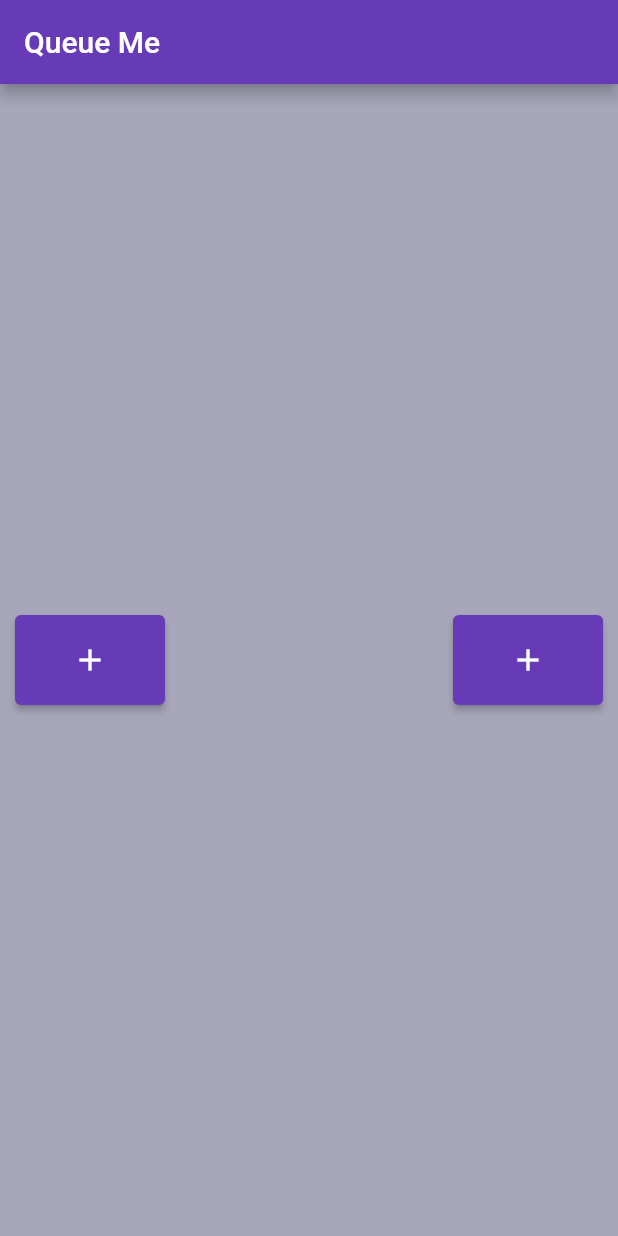
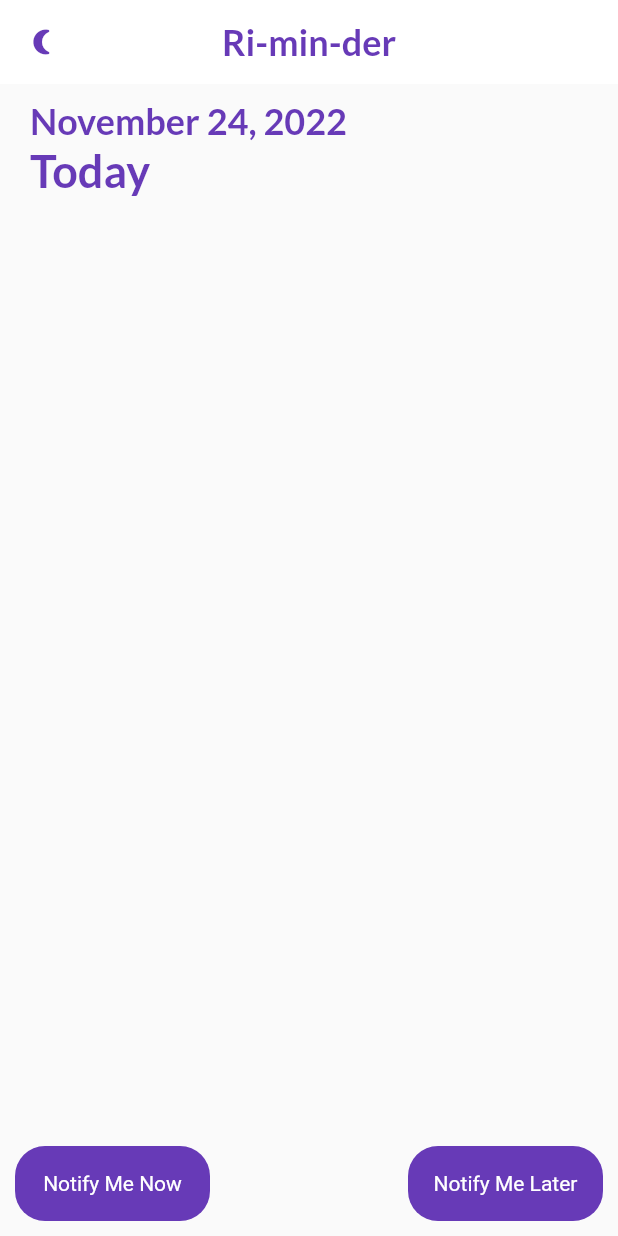
Before and after one commit to 4ntonio-lu/Junior-Project, a Flutter app: the screen it shows after launch, on a phone screen of 412 x 824 dp. Run offline on Flutter 3.47's test engine with Material 2 defaults, Android fonts, the phone set to English and light mode, and no system bars; our stand-ins replace awesome_notifications, get, get_storage, google_fonts.

Commit message:
themes & UI
added switchable light/dark purple themes.  Redesigned UI. refactored main class, split off home page for readability.

```diff
--- /dev/null
+++ b/lib/button.dart
@@ -0,0 +1,31 @@
+import 'package:flutter/material.dart';
+
+class MyButton extends StatelessWidget {
+  final String label;
+  final Function()? onTap;
+  const MyButton({Key? key, required this.label, required this.onTap}) : super(key: key);
+
+  @override
+  Widget build(BuildContext context) {
+    return GestureDetector(
+      onTap: onTap,
+      child: Container(
+          width: 150,
+          height: 60,
+          decoration: BoxDecoration(
+              borderRadius: BorderRadius.circular(20),
+              color: Colors.deepPurple
+          ),
+          child: Center(
+            child: Text(
+              label,
+              textAlign: TextAlign.center,
+              style: TextStyle(
+                color: Colors.white,
+              ),
+            ),
+          )
+      ),
+    );
+  }
+}
--- a/lib/main.dart
+++ b/lib/main.dart
@@ -1,14 +1,20 @@
 import 'package:awesome_notifications/awesome_notifications.dart';
+import 'package:get/get_navigation/src/root/get_material_app.dart';
+import 'package:junior_project_three/my_home_page.dart';
+import 'package:get_storage/get_storage.dart';
+import 'package:junior_project_three/theme.dart';
+import 'package:junior_project_three/theme_services.dart';
 import 'package:path_provider/path_provider.dart';
 import 'package:flutter/material.dart';
-import 'notifications.dart';
 import 'dart:convert';
 import 'dart:async';
 import 'dart:io';
-import 'package:junior_project_three/utilities.dart';
 
 
 void main() async {
+  WidgetsFlutterBinding.ensureInitialized();
+  await GetStorage.init();
+
   AwesomeNotifications().initialize(null, [
     NotificationChannel(
       channelKey: 'basic_channel',
@@ -132,149 +138,13 @@ class MyApp extends StatelessWidget {
   // This widget is the root of your application.
   @override
   Widget build(BuildContext context) {
-    return MaterialApp(
+    return GetMaterialApp(
+      debugShowCheckedModeBanner: false,
       title: 'Project Demo',
-      theme: ThemeData(
-        // This is the theme of your application.
-        //
-        // Try running your application with "flutter run". You'll see the
-        // application has a blue toolbar. Then, without quitting the app, try
-        // changing the primarySwatch below to Colors.green and then invoke
-        // "hot reload" (press "r" in the console where you ran "flutter run",
-        // or simply save your changes to "hot reload" in a Flutter IDE).
-        // Notice that the counter didn't reset back to zero; the application
-        // is not restarted.
-        //scaffoldBackgroundColor: Colors.deepPurpleAccent,
-
-
-        scaffoldBackgroundColor: const Color(0xFFa7a6ba),
-       // primaryColor: Colors.yellow[700],
-
-        primarySwatch: Colors.deepPurple,
-      ),
-      home: const MyHomePage(title: 'Queue Me'),
-
+      theme: Themes.light,
+      darkTheme: Themes.dark,
+      themeMode: ThemeServices().theme,
+      home: const MyHomePage(title: 'Ri-min-der'),
     );
   }
 }
-
-class MyHomePage extends StatefulWidget {
-  const MyHomePage({super.key, required this.title});
-
-  // This widget is the home page of your application. It is stateful, meaning
-  // that it has a State object (defined below) that contains fields that affect
-  // how it looks.
-
-  // This class is the configuration for the state. It holds the values (in this
-  // case the title) provided by the parent (in this case the App widget) and
-  // used by the build method of the State. Fields in a Widget subclass are
-  // always marked "final".
-
-  final String title;
-
-  @override
-  State<MyHomePage> createState() => _MyHomePageState();
-}
-
-class _MyHomePageState extends State<MyHomePage> {
-  int _counter = 0;
-
-  void _incrementCounter() {
-    setState(() {
-      // This call to setState tells the Flutter framework that something has
-      // changed in this State, which causes it to rerun the build method below
-      // so that the display can reflect the updated values. If we changed
-      // _counter without calling setState(), then the build method would not be
-      // called again, and so nothing would appear to happen.
-      _counter++;
-    });
-  }
-
-  @override
-  @override
-  void initState() {
-    super.initState();
-    AwesomeNotifications().isNotificationAllowed().then((isAllowed) {
-      if (!isAllowed) {
-        showDialog(
-            context: context,
-            builder: (context) => AlertDialog(
-                title: const Text('Allow Notifications'),
-                content: const Text('Our app would like to send notifications.'),
-                actions: [
-                  TextButton(
-                    onPressed: () {
-                      Navigator.pop(context);
-                    },
-                    child: const Text(
-                      'Don\'t allow',
-                      style: TextStyle(
-                        color: Colors.amber,
-                        fontSize: 18,
-                      ),
-                    ),
-                  ),
-                  TextButton(
-                      onPressed: () => AwesomeNotifications()
-                          .requestPermissionToSendNotifications()
-                          .then((_) => Navigator.pop(context)),
-                      child: const Text('Allow',
-                          style: TextStyle(
-                            color: Colors.teal,
-                            fontSize: 18,
-                            fontWeight: FontWeight.bold,
-                          )))
-                ]
-            )
-        );
-      }
-    }
-    );
-  }
-
-  @override
-  Widget build(BuildContext context) {
-    // TODO: implement build
-    return Scaffold(
-        appBar: AppBar(
-          title: Text(widget.title),
-        ),
-        body: Center(
-
-          child: Row(
-            mainAxisAlignment: MainAxisAlignment.spaceBetween,
-            children: [
-
-              SizedBox(width: 120, height: 80,
-              child: Container(margin: const EdgeInsets.all(10),
-                child: ElevatedButton(
-                    onPressed: createNotification,
-                    // tooltip: 'Notify',
-                    child: Icon(Icons.add)
-                ),
-              ),
-              ),
-
-              SizedBox(width: 120, height: 80,
-              child: Container(margin: const EdgeInsets.all(10),
-                child: ElevatedButton(
-                  onPressed: () async {
-                    NotificationWeekAndTime? pickedSchedule =
-                    await pickSchedule(context);
-
-                    if (pickedSchedule != null) {
-                      createReminderNotification(pickedSchedule);
-                    }
-                  },  child: Icon(Icons.add),
-
-                ),
-              )
-              ),
-
-
-             ],
-          ),
-       ),
-    );
-  }
-}
--- /dev/null
+++ b/lib/my_home_page.dart
@@ -0,0 +1,154 @@
+import 'package:awesome_notifications/awesome_notifications.dart';
+import 'package:flutter/material.dart';
+import 'package:get/get.dart';
+import 'package:intl/intl.dart';
+import 'package:junior_project_three/button.dart';
+import 'package:junior_project_three/theme.dart';
+import 'package:junior_project_three/theme_services.dart';
+import 'package:junior_project_three/utilities.dart';
+import 'notifications.dart';
+
+class MyHomePage extends StatefulWidget{
+  const MyHomePage({super.key, required this.title});
+  final String title;
+
+  @override
+  State<MyHomePage> createState() => _MyHomePageState();
+}
+
+class _MyHomePageState extends State<MyHomePage> {
+  int _counter = 0;
+
+  void _incrementCounter() {
+    setState(() {
+      _counter++;
+    });
+  }
+
+  @override
+  void initState() {
+    super.initState();
+
+    AwesomeNotifications().isNotificationAllowed().then((isAllowed) {
+      if (!isAllowed) {
+        showDialog(
+            context: context,
+            builder: (context) => AlertDialog(
+                title: const Text('Allow Notifications'),
+                content: const Text('Our app would like to send notifications.'),
+                actions: [
+                  TextButton(
+                    onPressed: () {
+                      Navigator.pop(context);
+                    },
+                    child: const Text(
+                      'Don\'t allow',
+                      style: TextStyle(
+                        color: Colors.amber,
+                        fontSize: 18,
+                      ),
+                    ),
+                  ),
+                  TextButton(
+                      onPressed: () => AwesomeNotifications()
+                          .requestPermissionToSendNotifications()
+                          .then((_) => Navigator.pop(context)),
+                      child: const Text('Allow',
+                          style: TextStyle(
+                            color: Colors.teal,
+                            fontSize: 18,
+                            fontWeight: FontWeight.bold,
+                          )))
+                ]
+            )
+        );
+      }
+    }
+    );
+  }
+
+  @override
+  Widget build(BuildContext context) {
+    // TODO: implement build
+    return Scaffold(
+      appBar: _appBar(),
+      body: Stack(
+        children: [
+          _addDateBar(),
+          _addButtonBar(),
+        ],
+      ),
+    );
+  }
+
+  _addButtonBar(){
+    return Align(
+      alignment: Alignment.bottomCenter,
+        child: Row(
+          mainAxisAlignment: MainAxisAlignment.spaceBetween,
+          children: [
+            SizedBox(width: 150, height: 70,
+              child: Container(margin:  const EdgeInsets.all(10),
+                child:  MyButton(label: "Notify Me Now", onTap: createNotification),),),
+            SizedBox(width: 150, height: 70,
+                child: Container(margin: const EdgeInsets.all(10),
+                    child: MyButton(label: "Notify Me Later", onTap: () async {
+                      NotificationWeekAndTime? pickedSchedule =
+                      await pickSchedule(context);
+
+                      if (pickedSchedule != null) {
+                        createReminderNotification(pickedSchedule);
+                      }
+                    },))
+            )
+          ],
+        )
+    );
+  }
+
+
+  _addDateBar(){
+    return Container(
+      margin: const EdgeInsets.only(left: 20, right: 20, top: 10),
+      child: Row(
+        mainAxisAlignment: MainAxisAlignment.spaceBetween,
+        children: [
+          Container(
+            //margin: const EdgeInsets.symmetric(horizontal: 20),
+            child: Column(
+              crossAxisAlignment: CrossAxisAlignment.start,
+              children: [
+                Text(DateFormat.yMMMMd().format(DateTime.now()),
+                  style: subHeadingStyle,
+                ),
+                Text("Today",
+                  style: headingStyle,
+                )
+              ],
+            ),
+          ),
+          //MyButton(label: "+ Add Task", onTap: ()=>null,)
+        ],
+      ),
+    );
+  }
+
+  _appBar(){
+    return AppBar(
+      elevation: 0,
+      backgroundColor: context.theme.backgroundColor,
+      leading: GestureDetector(
+        onTap: (){
+          var switchTheme = ThemeServices().switchTheme();
+          },
+          child: Icon(Get.isDarkMode ? Icons.wb_sunny_outlined:Icons.nightlight_round,
+            size: 20,
+            color: Get.isDarkMode ? Colors.deepPurpleAccent[50]:Colors.deepPurple
+          ),
+      ),
+      title: Text("Ri-min-der", style: headingTitleStyle),
+      centerTitle: true,
+    );
+  }
+
+}
--- a/lib/notifications.dart
+++ b/lib/notifications.dart
@@ -1,5 +1,7 @@
 import 'package:awesome_notifications/awesome_notifications.dart';
 import 'package:junior_project_three/utilities.dart';
+
+
 
 Future<void> createNotification() async{
   await AwesomeNotifications().createNotification(
@@ -10,7 +12,20 @@ Future<void> createNotification() async{
   body: 'This is the body text.',
  // bigPicture: can include a photo here, like in the assets folder.
   notificationLayout: NotificationLayout.BigText
-  ),
+    ),
+  );
+}
+
+Future<void> createANotification({required String title, required String body}) async{
+  await AwesomeNotifications().createNotification(
+    content: NotificationContent(
+        id: 4, //call that one utilities function here? But error.
+        channelKey: 'basic_channel',
+        title: title,
+        body: body,
+        // bigPicture: can include a photo here, like in the assets folder.
+        notificationLayout: NotificationLayout.BigText
+    ),
   );
 }
 
--- /dev/null
+++ b/lib/theme.dart
@@ -0,0 +1,49 @@
+import 'package:flutter/material.dart';
+import 'package:google_fonts/google_fonts.dart';
+import 'package:get/get.dart';
+
+//const scaffoldBackgroundColorColor(0xFFa7a6ba);
+
+class Themes {
+  static final light = ThemeData(
+      backgroundColor: Colors.white,
+      primaryColor: Colors.deepPurple,
+      brightness: Brightness.light
+  );
+
+  static final dark = ThemeData(
+      backgroundColor: Colors.deepPurple,
+      primaryColor: Colors.purpleAccent,
+      brightness: Brightness.dark
+  );
+}
+
+TextStyle get headingTitleStyle{
+  return GoogleFonts.lato(
+      textStyle: TextStyle(
+          fontSize: 24,
+          fontWeight: FontWeight.bold,
+          color: Get.isDarkMode?Colors.deepPurpleAccent[50]:Colors.deepPurple
+      )
+  );
+}
+
+TextStyle get subHeadingStyle{
+  return GoogleFonts.lato(
+      textStyle: TextStyle(
+          fontSize: 24,
+          fontWeight: FontWeight.bold,
+          color: Get.isDarkMode?Colors.deepPurpleAccent:Colors.deepPurple
+      )
+  );
+}
+
+TextStyle get headingStyle{
+  return GoogleFonts.lato(
+      textStyle: TextStyle(
+          fontSize: 30,
+          fontWeight: FontWeight.bold,
+          color: Get.isDarkMode?Colors.deepPurpleAccent:Colors.deepPurple
+      )
+  );
+}
--- /dev/null
+++ b/lib/theme_services.dart
@@ -0,0 +1,15 @@
+import 'package:flutter/material.dart';
+import 'package:get_storage/get_storage.dart';
+import 'package:get/get.dart';
+
+class ThemeServices {
+  final _box = GetStorage();
+  final _key = 'isDarkMode';
+  _saveThemeToBox(bool isDarkMode)=>_box.write(_key, isDarkMode);
+  bool _loadThemeFromBox()=>_box.read(_key)??false;
+  ThemeMode get theme=> _loadThemeFromBox()?ThemeMode.dark:ThemeMode.light;
+  void switchTheme(){
+    Get.changeThemeMode(_loadThemeFromBox()?ThemeMode.light:ThemeMode.dark);
+    _saveThemeToBox(!_loadThemeFromBox());
+  }
+}
--- a/pubspec.yaml
+++ b/pubspec.yaml
@@ -40,6 +40,10 @@ dependencies:
   cupertino_icons: ^1.0.2
   json_annotation: ^4.7.0
   path_provider: ^2.0.11
+  get_storage: ^2.0.3
+  get: ^4.6.5
+  intl: ^0.17.0
+  google_fonts: ^3.0.1
 
 dev_dependencies:
   flutter_test:
```
Also changed, not shown: pubspec.lock.
